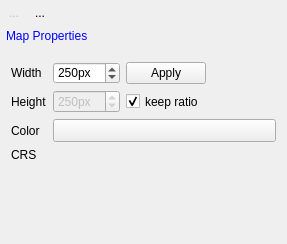
Above: eotimeseriesviewer/ui/mapviewdock.ui from jakimowb/eo-time-series-viewer before the change. Below: the same form after it.
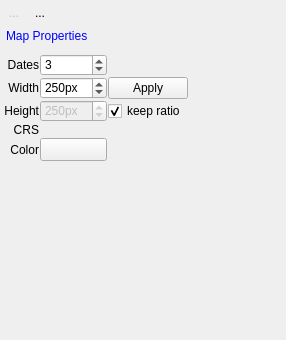
That is the form after the change. Icons and pictures are not drawn. Custom widgets are drawn as their Qt base class.

The edit to the form file:
```diff
--- a/eotimeseriesviewer/ui/mapviewdock.ui
+++ b/eotimeseriesviewer/ui/mapviewdock.ui
@@ -6,14 +6,14 @@
    <rect>
     <x>0</x>
     <y>0</y>
-    <width>287</width>
-    <height>244</height>
+    <width>286</width>
+    <height>340</height>
    </rect>
   </property>
   <property name="minimumSize">
    <size>
     <width>80</width>
-    <height>151</height>
+    <height>164</height>
    </size>
   </property>
   <property name="windowTitle">
@@ -133,8 +133,8 @@
         <rect>
          <x>0</x>
          <y>0</y>
-         <width>283</width>
-         <height>162</height>
+         <width>282</width>
+         <height>250</height>
         </rect>
        </property>
        <attribute name="icon">
@@ -144,199 +144,65 @@
        <attribute name="label">
         <string>Map Properties</string>
        </attribute>
-       <layout class="QFormLayout" name="formLayout_2">
-        <item row="0" column="0">
-         <widget class="QLabel" name="label_8">
+       <layout class="QGridLayout" name="gridLayout" columnstretch="0,0,0,0">
+        <property name="leftMargin">
+         <number>1</number>
+        </property>
+        <property name="topMargin">
+         <number>1</number>
+        </property>
+        <property name="rightMargin">
+         <number>1</number>
+        </property>
+        <property name="bottomMargin">
+         <number>1</number>
+        </property>
+        <property name="spacing">
+         <number>1</number>
+        </property>
+        <item row="1" column="2">
+         <widget class="QPushButton" name="btnApplySizeChanges">
+          <property name="sizePolicy">
+           <sizepolicy hsizetype="Preferred" vsizetype="Preferred">
+            <horstretch>0</horstretch>
+            <verstretch>0</verstretch>
+           </sizepolicy>
+          </property>
           <property name="text">
-           <string>Width</string>
-          </property>
-          <property name="alignment">
-           <set>Qt::AlignLeading|Qt::AlignLeft|Qt::AlignVCenter</set>
-          </property>
-          <property name="buddy">
-           <cstring>spinBoxMapSizeY</cstring>
+           <string>Apply</string>
           </property>
          </widget>
         </item>
-        <item row="0" column="1">
-         <layout class="QHBoxLayout" name="horizontalLayout_2">
-          <property name="topMargin">
-           <number>0</number>
-          </property>
-          <item>
-           <widget class="QSpinBox" name="spinBoxMapSizeX">
-            <property name="sizePolicy">
-             <sizepolicy hsizetype="Preferred" vsizetype="Preferred">
-              <horstretch>0</horstretch>
-              <verstretch>0</verstretch>
-             </sizepolicy>
-            </property>
-            <property name="minimumSize">
-             <size>
-              <width>0</width>
-              <height>0</height>
-             </size>
-            </property>
-            <property name="maximumSize">
-             <size>
-              <width>100</width>
-              <height>16777215</height>
-             </size>
-            </property>
-            <property name="toolTip">
-             <string>Max. length of an image chip on screen.</string>
-            </property>
-            <property name="specialValueText">
-             <string/>
-            </property>
-            <property name="suffix">
-             <string>px</string>
-            </property>
-            <property name="minimum">
-             <number>20</number>
-            </property>
-            <property name="maximum">
-             <number>1000</number>
-            </property>
-            <property name="singleStep">
-             <number>25</number>
-            </property>
-            <property name="value">
-             <number>250</number>
-            </property>
-           </widget>
-          </item>
-          <item>
-           <widget class="QPushButton" name="btnApplySizeChanges">
-            <property name="sizePolicy">
-             <sizepolicy hsizetype="Preferred" vsizetype="Preferred">
-              <horstretch>0</horstretch>
-              <verstretch>0</verstretch>
-             </sizepolicy>
-            </property>
-            <property name="text">
-             <string>Apply</string>
-            </property>
-           </widget>
-          </item>
-          <item>
-           <spacer name="horizontalSpacer_2">
-            <property name="orientation">
-             <enum>Qt::Horizontal</enum>
-            </property>
-            <property name="sizeHint" stdset="0">
-             <size>
-              <width>0</width>
-              <height>0</height>
-             </size>
-            </property>
-           </spacer>
-          </item>
-         </layout>
-        </item>
-        <item row="1" column="0">
+        <item row="2" column="0">
          <widget class="QLabel" name="label_6">
           <property name="text">
            <string>Height</string>
           </property>
           <property name="alignment">
-           <set>Qt::AlignLeading|Qt::AlignLeft|Qt::AlignVCenter</set>
+           <set>Qt::AlignRight|Qt::AlignTrailing|Qt::AlignVCenter</set>
           </property>
           <property name="buddy">
            <cstring>spinBoxMapSizeY</cstring>
           </property>
          </widget>
         </item>
-        <item row="1" column="1">
-         <layout class="QHBoxLayout" name="horizontalLayout_3">
-          <property name="topMargin">
-           <number>0</number>
-          </property>
-          <item>
-           <widget class="QSpinBox" name="spinBoxMapSizeY">
-            <property name="enabled">
-             <bool>false</bool>
-            </property>
-            <property name="sizePolicy">
-             <sizepolicy hsizetype="Preferred" vsizetype="Preferred">
-              <horstretch>0</horstretch>
-              <verstretch>0</verstretch>
-             </sizepolicy>
-            </property>
-            <property name="minimumSize">
-             <size>
-              <width>0</width>
-              <height>0</height>
-             </size>
-            </property>
-            <property name="maximumSize">
-             <size>
-              <width>100</width>
-              <height>16777215</height>
-             </size>
-            </property>
-            <property name="suffix">
-             <string>px</string>
-            </property>
-            <property name="prefix">
-             <string/>
-            </property>
-            <property name="minimum">
-             <number>20</number>
-            </property>
-            <property name="maximum">
-             <number>1000</number>
-            </property>
-            <property name="singleStep">
-             <number>25</number>
-            </property>
-            <property name="value">
-             <number>250</number>
-            </property>
-           </widget>
-          </item>
-          <item>
-           <widget class="QCheckBox" name="checkBoxKeepSubsetAspectRatio">
-            <property name="sizePolicy">
-             <sizepolicy hsizetype="Preferred" vsizetype="Preferred">
-              <horstretch>0</horstretch>
-              <verstretch>0</verstretch>
-             </sizepolicy>
-            </property>
-            <property name="text">
-             <string>keep ratio</string>
-            </property>
-            <property name="checked">
-             <bool>true</bool>
-            </property>
-           </widget>
-          </item>
-          <item>
-           <spacer name="horizontalSpacer_3">
-            <property name="orientation">
-             <enum>Qt::Horizontal</enum>
-            </property>
-            <property name="sizeHint" stdset="0">
-             <size>
-              <width>0</width>
-              <height>23</height>
-             </size>
-            </property>
-           </spacer>
-          </item>
-         </layout>
-        </item>
-        <item row="2" column="0">
-         <widget class="QLabel" name="label_15">
-          <property name="enabled">
-           <bool>true</bool>
+        <item row="0" column="0">
+         <widget class="QLabel" name="label_10">
+          <property name="toolTip">
+           <string>Number of observation dates or maps per map view</string>
           </property>
           <property name="text">
-           <string>Color</string>
+           <string>Dates</string>
+          </property>
+          <property name="alignment">
+           <set>Qt::AlignRight|Qt::AlignTrailing|Qt::AlignVCenter</set>
+          </property>
+          <property name="buddy">
+           <cstring>spinBoxMapSizeY</cstring>
           </property>
          </widget>
         </item>
-        <item row="2" column="1">
+        <item row="4" column="1">
          <widget class="QgsColorButton" name="btnMapCanvasColor">
           <property name="sizePolicy">
            <sizepolicy hsizetype="Preferred" vsizetype="Preferred">
@@ -362,6 +228,118 @@
           </property>
          </widget>
         </item>
+        <item row="2" column="3">
+         <spacer name="horizontalSpacer">
+          <property name="orientation">
+           <enum>Qt::Horizontal</enum>
+          </property>
+          <property name="sizeHint" stdset="0">
+           <size>
+            <width>40</width>
+            <height>20</height>
+           </size>
+          </property>
+         </spacer>
+        </item>
+        <item row="2" column="1">
+         <widget class="QSpinBox" name="spinBoxMapSizeY">
+          <property name="enabled">
+           <bool>false</bool>
+          </property>
+          <property name="sizePolicy">
+           <sizepolicy hsizetype="Preferred" vsizetype="Preferred">
+            <horstretch>0</horstretch>
+            <verstretch>0</verstretch>
+           </sizepolicy>
+          </property>
+          <property name="minimumSize">
+           <size>
+            <width>0</width>
+            <height>0</height>
+           </size>
+          </property>
+          <property name="maximumSize">
+           <size>
+            <width>100</width>
+            <height>16777215</height>
+           </size>
+          </property>
+          <property name="suffix">
+           <string>px</string>
+          </property>
+          <property name="prefix">
+           <string/>
+          </property>
+          <property name="minimum">
+           <number>20</number>
+          </property>
+          <property name="maximum">
+           <number>1000</number>
+          </property>
+          <property name="singleStep">
+           <number>25</number>
+          </property>
+          <property name="value">
+           <number>250</number>
+          </property>
+         </widget>
+        </item>
+        <item row="0" column="1">
+         <widget class="QSpinBox" name="sbMpMV">
+          <property name="sizePolicy">
+           <sizepolicy hsizetype="Preferred" vsizetype="Preferred">
+            <horstretch>0</horstretch>
+            <verstretch>0</verstretch>
+           </sizepolicy>
+          </property>
+          <property name="minimumSize">
+           <size>
+            <width>0</width>
+            <height>0</height>
+           </size>
+          </property>
+          <property name="maximumSize">
+           <size>
+            <width>100</width>
+            <height>16777215</height>
+           </size>
+          </property>
+          <property name="toolTip">
+           <string>Max. length of an image chip on screen.</string>
+          </property>
+          <property name="specialValueText">
+           <string/>
+          </property>
+          <property name="suffix">
+           <string/>
+          </property>
+          <property name="minimum">
+           <number>1</number>
+          </property>
+          <property name="maximum">
+           <number>100</number>
+          </property>
+          <property name="singleStep">
+           <number>1</number>
+          </property>
+          <property name="value">
+           <number>3</number>
+          </property>
+         </widget>
+        </item>
+        <item row="5" column="0">
+         <spacer name="verticalSpacer">
+          <property name="orientation">
+           <enum>Qt::Vertical</enum>
+          </property>
+          <property name="sizeHint" stdset="0">
+           <size>
+            <width>20</width>
+            <height>40</height>
+           </size>
+          </property>
+         </spacer>
+        </item>
         <item row="3" column="0">
          <widget class="QLabel" name="label_16">
           <property name="enabled">
@@ -370,10 +348,13 @@
           <property name="text">
            <string>CRS</string>
           </property>
+          <property name="alignment">
+           <set>Qt::AlignRight|Qt::AlignTrailing|Qt::AlignVCenter</set>
+          </property>
          </widget>
         </item>
-        <item row="3" column="1">
-         <widget class="QgsProjectionSelectionWidget" name="btnCrs">
+        <item row="3" column="1" colspan="3">
+         <widget class="QgsProjectionSelectionWidget" name="btnCrs" native="true">
           <property name="minimumSize">
            <size>
             <width>0</width>
@@ -385,6 +366,91 @@
           </property>
          </widget>
         </item>
+        <item row="2" column="2">
+         <widget class="QCheckBox" name="checkBoxKeepSubsetAspectRatio">
+          <property name="sizePolicy">
+           <sizepolicy hsizetype="Preferred" vsizetype="Preferred">
+            <horstretch>0</horstretch>
+            <verstretch>0</verstretch>
+           </sizepolicy>
+          </property>
+          <property name="text">
+           <string>keep ratio</string>
+          </property>
+          <property name="checked">
+           <bool>true</bool>
+          </property>
+         </widget>
+        </item>
+        <item row="4" column="0">
+         <widget class="QLabel" name="label_15">
+          <property name="enabled">
+           <bool>true</bool>
+          </property>
+          <property name="text">
+           <string>Color</string>
+          </property>
+          <property name="alignment">
+           <set>Qt::AlignRight|Qt::AlignTrailing|Qt::AlignVCenter</set>
+          </property>
+         </widget>
+        </item>
+        <item row="1" column="1">
+         <widget class="QSpinBox" name="spinBoxMapSizeX">
+          <property name="sizePolicy">
+           <sizepolicy hsizetype="Preferred" vsizetype="Preferred">
+            <horstretch>0</horstretch>
+            <verstretch>0</verstretch>
+           </sizepolicy>
+          </property>
+          <property name="minimumSize">
+           <size>
+            <width>0</width>
+            <height>0</height>
+           </size>
+          </property>
+          <property name="maximumSize">
+           <size>
+            <width>100</width>
+            <height>16777215</height>
+           </size>
+          </property>
+          <property name="toolTip">
+           <string>Max. length of an image chip on screen.</string>
+          </property>
+          <property name="specialValueText">
+           <string/>
+          </property>
+          <property name="suffix">
+           <string>px</string>
+          </property>
+          <property name="minimum">
+           <number>20</number>
+          </property>
+          <property name="maximum">
+           <number>1000</number>
+          </property>
+          <property name="singleStep">
+           <number>25</number>
+          </property>
+          <property name="value">
+           <number>250</number>
+          </property>
+         </widget>
+        </item>
+        <item row="1" column="0">
+         <widget class="QLabel" name="label_8">
+          <property name="text">
+           <string>Width</string>
+          </property>
+          <property name="alignment">
+           <set>Qt::AlignRight|Qt::AlignTrailing|Qt::AlignVCenter</set>
+          </property>
+          <property name="buddy">
+           <cstring>spinBoxMapSizeY</cstring>
+          </property>
+         </widget>
+        </item>
        </layout>
       </widget>
      </widget>
```
Left out of the diff: 4 changed lines with no effect on the pictures.
